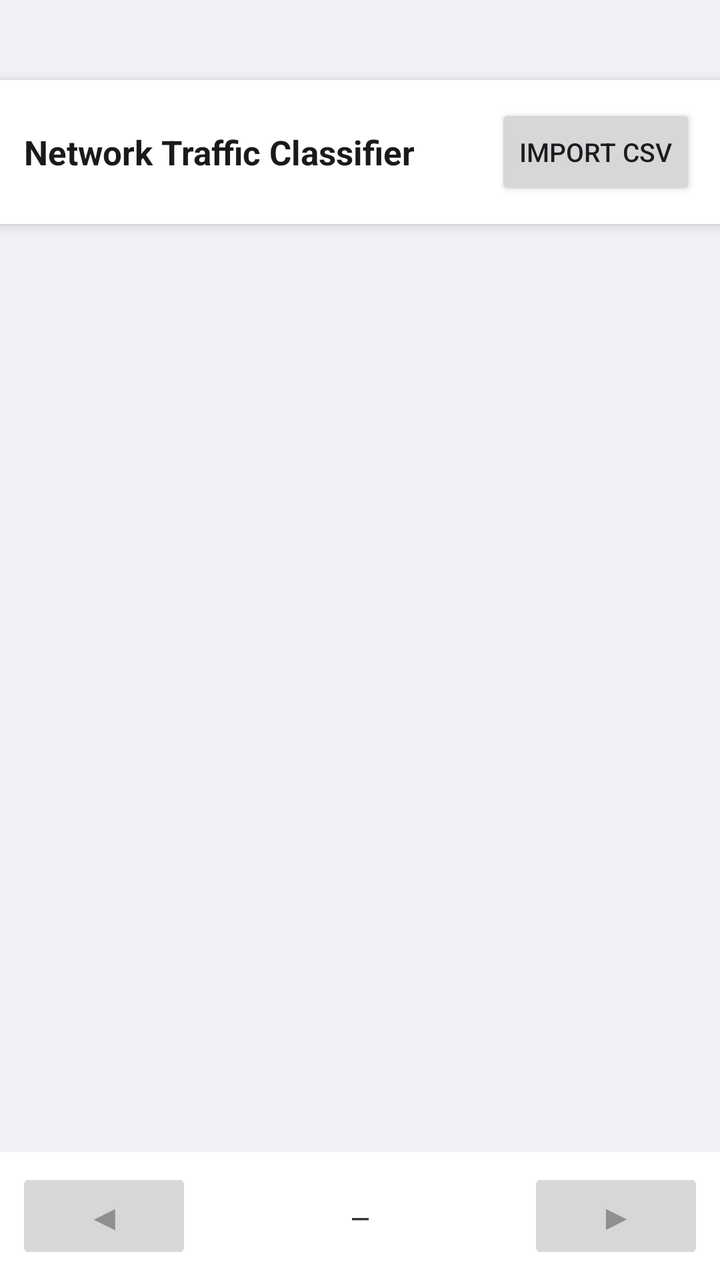
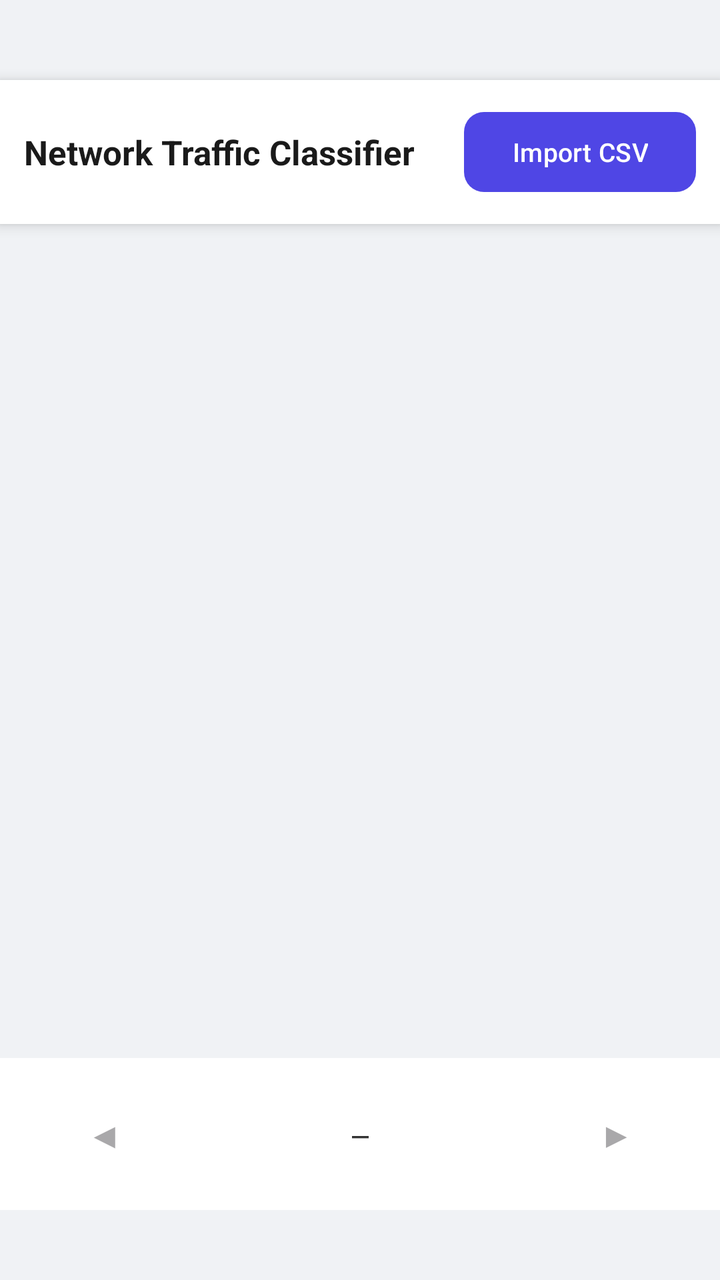

Before-and-after screenshots of an Android layout around one commit, followed by the original layout XML and the change that was made.
<!-- AndroidManifest.xml: application theme Theme.NetworkScan -->
<!-- res/layout/activity_main.xml -->
<?xml version="1.0" encoding="utf-8"?>
<LinearLayout
    xmlns:android="http://schemas.android.com/apk/res/android"
    android:id="@+id/main"
    android:layout_width="match_parent"
    android:layout_height="match_parent"
    android:orientation="vertical"
    android:background="#F0F2F5">

    <LinearLayout
        android:layout_width="match_parent"
        android:layout_height="wrap_content"
        android:orientation="horizontal"
        android:layout_marginTop="40dp"
        android:padding="12dp"
        android:gravity="center_vertical"
        android:background="#FFFFFF"
        android:elevation="4dp">

        <TextView
            android:layout_width="0dp"
            android:layout_height="wrap_content"
            android:layout_weight="1"
            android:text="Network Traffic Classifier"
            android:textSize="17sp"
            android:textStyle="bold"
            android:textColor="#1A1A1A"/>

        <Button
            android:id="@+id/btnImportCsv"
            android:layout_width="wrap_content"
            android:layout_height="wrap_content"
            android:text="Import CSV"
            android:textSize="13sp"/>

    </LinearLayout>

    <ProgressBar
        android:id="@+id/progressBar"
        style="?android:attr/progressBarStyleHorizontal"
        android:layout_width="match_parent"
        android:layout_height="4dp"
        android:indeterminate="true"
        android:visibility="gone"/>

    <TextView
        android:id="@+id/txtSummary"
        android:layout_width="match_parent"
        android:layout_height="wrap_content"
        android:paddingHorizontal="16dp"
        android:paddingVertical="8dp"
        android:textSize="13sp"
        android:textColor="#555555"
        android:fontFamily="monospace"/>

    <androidx.viewpager2.widget.ViewPager2
        android:id="@+id/viewPager"
        android:layout_width="match_parent"
        android:layout_height="0dp"
        android:layout_weight="1"
        android:layout_marginHorizontal="8dp"
        android:layout_marginVertical="4dp"/>

    <LinearLayout
        android:layout_width="match_parent"
        android:layout_height="wrap_content"
        android:orientation="horizontal"
        android:gravity="center_vertical"
        android:padding="8dp"
        android:background="#FFFFFF">

        <Button
            android:id="@+id/btnPrev"
            android:layout_width="wrap_content"
            android:layout_height="wrap_content"
            android:text="◀"
            android:textSize="18sp"
            android:enabled="false"/>

        <TextView
            android:id="@+id/txtPageCounter"
            android:layout_width="0dp"
            android:layout_height="wrap_content"
            android:layout_weight="1"
            android:gravity="center"
            android:text="—"
            android:textSize="14sp"
            android:textColor="#333333"
            android:fontFamily="monospace"/>

        <Button
            android:id="@+id/btnNext"
            android:layout_width="wrap_content"
            android:layout_height="wrap_content"
            android:text="▶"
            android:textSize="18sp"
            android:enabled="false"/>
    </LinearLayout>

</LinearLayout>
<!-- resources referenced by this layout -->
<resources>
  <style name="Theme.NetworkScan" parent="Base.Theme.NetworkScan" />
  <style name="Base.Theme.NetworkScan" parent="Theme.Material3.DayNight.NoActionBar">
          
          
      </style>
</resources>

<!-- the commit's change to res/layout/activity_main.xml (unified diff, before → after) -->
@@ -1,6 +1,6 @@
 <?xml version="1.0" encoding="utf-8"?>
-<LinearLayout
-    xmlns:android="http://schemas.android.com/apk/res/android"
+<LinearLayout xmlns:android="http://schemas.android.com/apk/res/android"
+    xmlns:app="http://schemas.android.com/apk/res-auto"
     android:id="@+id/main"
     android:layout_width="match_parent"
     android:layout_height="match_parent"
@@ -8,32 +8,47 @@
     android:background="#F0F2F5">
 
     <LinearLayout
+        android:id="@+id/import_bar"
         android:layout_width="match_parent"
         android:layout_height="wrap_content"
+        android:layout_marginTop="40dp"
+        android:background="#FFFFFF"
+        android:elevation="4dp"
+        android:gravity="center_vertical"
         android:orientation="horizontal"
-        android:layout_marginTop="40dp"
-        android:padding="12dp"
-        android:gravity="center_vertical"
-        android:background="#FFFFFF"
-        android:elevation="4dp">
+        android:padding="12dp">
 
         <TextView
             android:layout_width="0dp"
             android:layout_height="wrap_content"
             android:layout_weight="1"
             android:text="Network Traffic Classifier"
+            android:textColor="#1A1A1A"
             android:textSize="17sp"
-            android:textStyle="bold"
-            android:textColor="#1A1A1A"/>
+            android:textStyle="bold" />
 
-        <Button
+        <com.google.android.material.button.MaterialButton
             android:id="@+id/btnImportCsv"
             android:layout_width="wrap_content"
             android:layout_height="wrap_content"
             android:text="Import CSV"
-            android:textSize="13sp"/>
+            android:textSize="13sp"
+            style="@style/Widget.Material3.Button"
 
+            app:cornerRadius="10dp"
+            android:textColor="?attr/colorOnPrimary"
+            app:backgroundTint="?attr/colorPrimary" />
+
+        <ImageView
+            android:id="@+id/more_info"
+            android:layout_width="40dp"
+            android:layout_height="40dp"
+            android:src="@drawable/info"
+            android:layout_gravity="end"
+            android:visibility="gone">
+        </ImageView>
     </LinearLayout>
+
 
     <ProgressBar
         android:id="@+id/progressBar"
@@ -67,13 +82,15 @@
         android:orientation="horizontal"
         android:gravity="center_vertical"
         android:padding="8dp"
+        android:layout_marginBottom="35dp"
         android:background="#FFFFFF">
 
         <Button
             android:id="@+id/btnPrev"
             android:layout_width="wrap_content"
-            android:layout_height="wrap_content"
+            android:layout_height="60dp"
             android:text="◀"
+            style="@style/Widget.Material3.Button"
             android:textSize="18sp"
             android:enabled="false"/>
 
@@ -91,8 +108,9 @@
         <Button
             android:id="@+id/btnNext"
             android:layout_width="wrap_content"
-            android:layout_height="wrap_content"
+            android:layout_height="60dp"
             android:text="▶"
+            style="@style/Widget.Material3.Button"
             android:textSize="18sp"
             android:enabled="false"/>
     </LinearLayout>
<!-- resource entries referenced after the edit -->
@@ -1,9 +1,12 @@
 <!-- resources referenced by this layout -->
 <resources>
+  <!-- drawable info: png bitmap (drawable, 3093 bytes) -->
   <style name="Theme.NetworkScan" parent="Base.Theme.NetworkScan" />
   <style name="Base.Theme.NetworkScan" parent="Theme.Material3.DayNight.NoActionBar">
           
           
+          <item name="colorPrimary">#4F46E5</item>
+          <item name="colorOnPrimary">#FFFFFF</item>
       </style>
 </resources>
 
